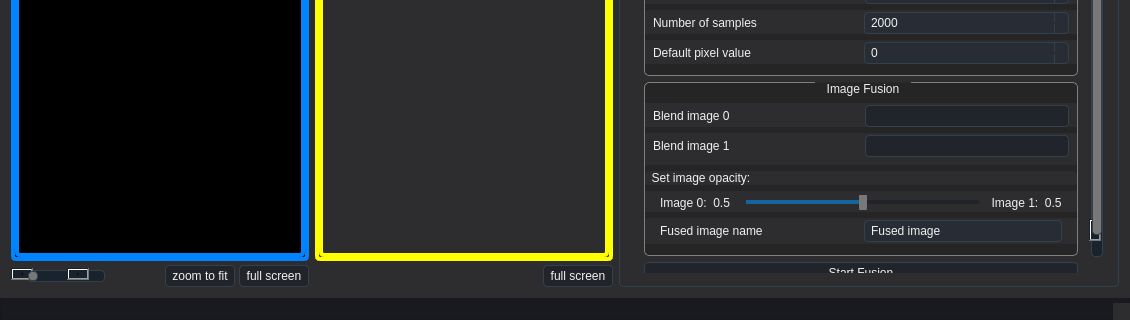
Qt form frontend_pc/src/app/mainwindow.ui (zhangzwwww/SE-finalwork) before a commit; both pictures show x 0 to 1130 and y 559 to 879 of the 1130 by 879 pixel window.
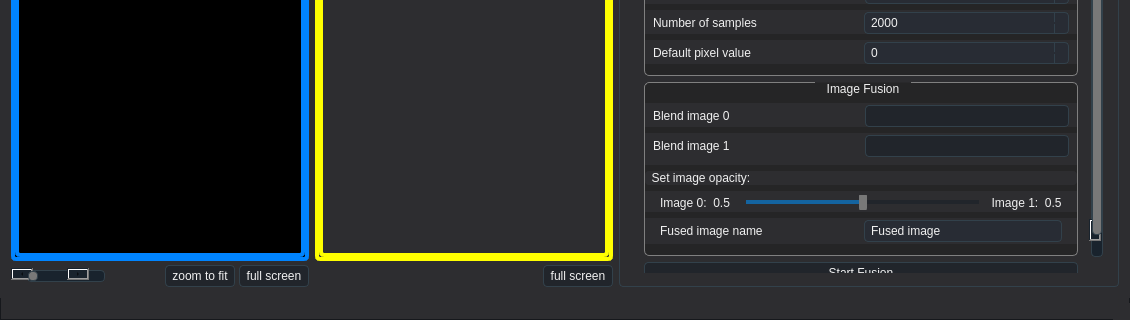
The same form after that commit. Icons and pictures are not drawn. Custom widgets are drawn as their Qt base class.

```diff
--- a/frontend_pc/src/app/mainwindow.ui
+++ b/frontend_pc/src/app/mainwindow.ui
@@ -31,21 +31,21 @@
     border-left: 1px solid #16181c;
     border-top: 1px solid #16181c;
     border-bottom: 1px solid #16181c;
-    background-color:rgb(33, 37, 43);
+    background-color:rgb(45, 45, 48);
 }
 
 
 /* 状态栏 */
 #statusBar {
 	color: #F0F0F0;
-    background-color:rgb(24, 26, 31);
+    background-color:rgb(45, 45, 48);
     border-right: 1px solid #16181c;
     border-left: 1px solid #16181c;
     border-bottom: 1px solid #16181c;
 }
 
 QMenuBar {
-    background-color: #21252B;
+    background-color: rgb(45, 45, 48);
     color: #9DA5B4;
 }
 
```
